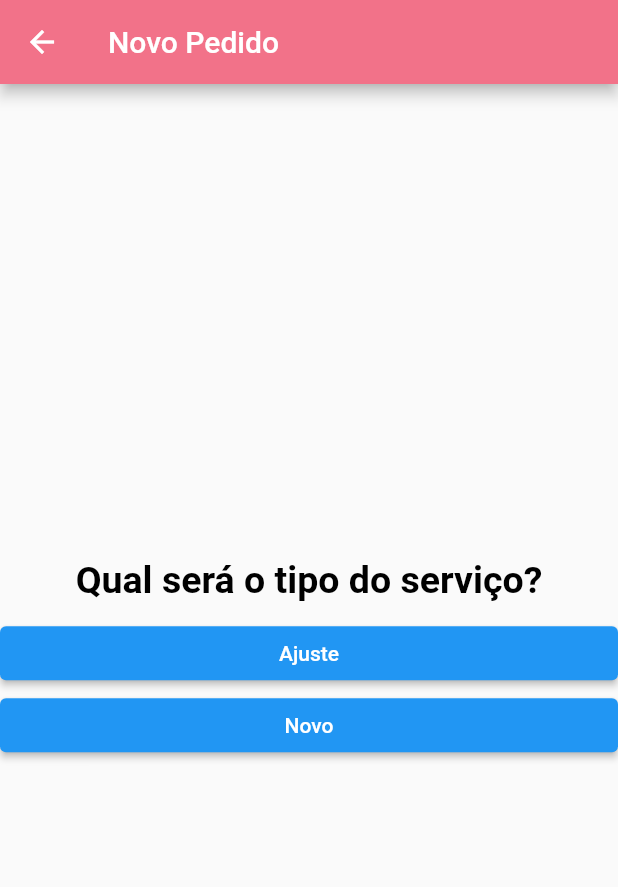
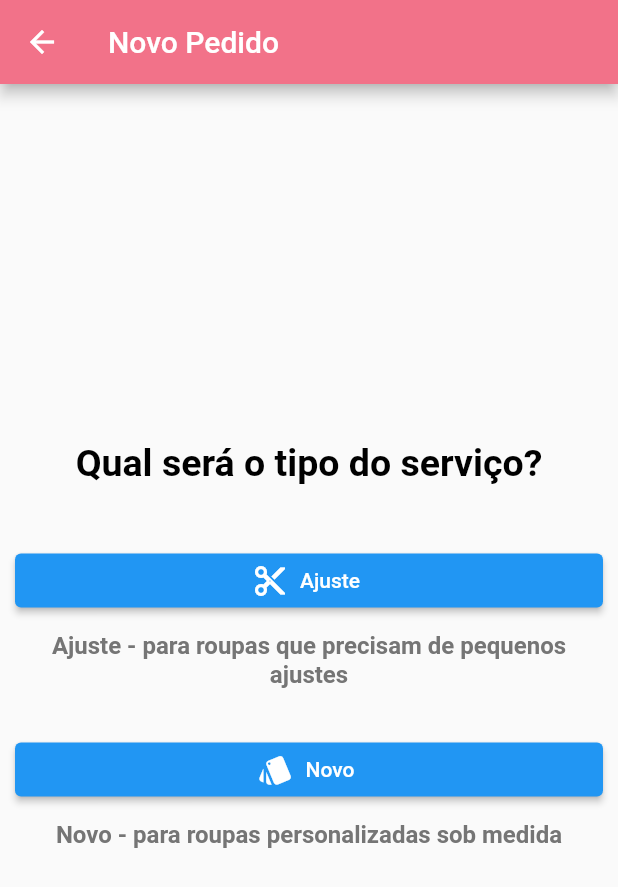
Before and after one commit to HenriqueKazzak/flutter_meu-atelie-app, a Flutter app: the MainServicoPage screen opened by its route, on a phone screen of 412 x 824 dp. Shown: the top 887 px of the screen. Run offline on Flutter 3.47's test engine with Material 2 defaults, Android fonts, the phone set to English and light mode, and no system bars; our stand-ins replace cloud_firestore, firebase_auth, firebase_core, flutter_signin_button, google_sign_in, image_picker; accounts and stored records are empty; network calls fail.

```diff
--- a/lib/features/servicos/MainServicoPage.dart
+++ b/lib/features/servicos/MainServicoPage.dart
@@ -5,14 +5,11 @@ class MainServicoPage extends StatelessWidget {
 
   @override
   Widget build(BuildContext context) {
-
     return Scaffold(
       appBar: AppBar(
         title: const Text("Novo Pedido"),
       ),
-      body: Column(
-        mainAxisAlignment: MainAxisAlignment.center,
-        children: [
+      body: Column(mainAxisAlignment: MainAxisAlignment.center, children: [
         Row(
             crossAxisAlignment: CrossAxisAlignment.center,
             mainAxisAlignment: MainAxisAlignment.center,
@@ -28,32 +25,71 @@ class MainServicoPage extends StatelessWidget {
               )
             ]),
         const SizedBox(
-            height: 10,
+          height: 30,
         ),
         Row(children: <Widget>[
           Expanded(
-              child: ElevatedButton(
+              child: Padding(
+                  padding: EdgeInsets.all(10),
+                  child: ElevatedButton.icon(
                     onPressed: () {
-                  Navigator.pushNamed(context, '/ajuste');
+                      Navigator.pushNamed(context, '/ajuste1');
                     },
-                child: const Text("Ajuste"),
+                    icon: Icon(Icons.cut),
+                    label: Text("Ajuste"),
+                  ))),
+          const SizedBox(
+            height: 10,
           ),
-            )
         ]),
+        Padding(
+          padding: const EdgeInsets.symmetric(horizontal: 16),
+          child: Text(
+            "Ajuste - para roupas que precisam de pequenos ajustes",
+            style: TextStyle(
+              fontSize: 16,
+              fontWeight: FontWeight.bold,
+              color: Colors.grey[600],
+            ),
+            textAlign: TextAlign.center,
+          ),
+        ),
+        const SizedBox(
+          height: 20,
+        ),
         Row(
           children: <Widget>[
             Expanded(
-                child: ElevatedButton(
+                child: Padding(
+                    padding: EdgeInsets.all(10),
+                    child: ElevatedButton.icon(
                       onPressed: () {
                         Navigator.pushNamed(context, '/novo');
                       },
-                  child: const Text("Novo"),
-                ),
+                      icon: Icon(Icons.style),
+                      label: Text("Novo"),
+                    ))),
+            const SizedBox(
+              height: 10,
             ),
           ],
         ),
-        ],
+        Padding(
+          padding: const EdgeInsets.symmetric(horizontal: 16),
+          child: Text(
+            "Novo - para roupas personalizadas sob medida",
+            style: TextStyle(
+              fontSize: 16,
+              fontWeight: FontWeight.bold,
+              color: Colors.grey[600],
             ),
+            textAlign: TextAlign.center,
+          ),
+        ),
+        const SizedBox(
+          height: 20,
+        ),
+      ]),
     );
   }
 }
```
Also changed, not shown: lib/features/servicos/ajuste/AjusteEtapa1Page.dart (added, +129 -0 lines), lib/features/servicos/ajuste/AjustePage.dart (deleted, +0 -15 lines), lib/main.dart (+3 -5 lines), pubspec.lock, 2 other files. Lines whose indentation alone changed are shown as unchanged.
